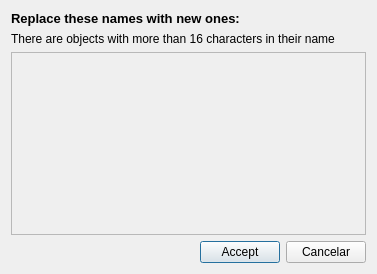
Giswater/giswater_qgis_plugin, file core/ui/shared/replace_in_file.ui: the form before one commit.
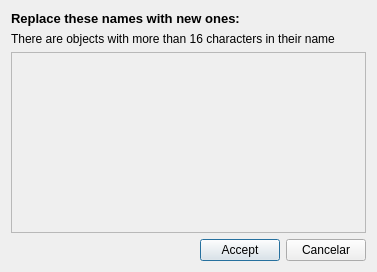
The form after the commit.

Commit message: fix(.ui files): change to GridLayout i lyt_buttons

Diff of the .ui file:
```diff
--- a/core/ui/shared/replace_in_file.ui
+++ b/core/ui/shared/replace_in_file.ui
@@ -7,7 +7,7 @@
     <x>0</x>
     <y>0</y>
     <width>377</width>
-    <height>274</height>
+    <height>272</height>
    </rect>
   </property>
   <property name="windowTitle">
@@ -73,7 +73,7 @@
         <x>0</x>
         <y>0</y>
         <width>353</width>
-        <height>162</height>
+        <height>160</height>
        </rect>
       </property>
       <layout class="QVBoxLayout" name="verticalLayout">
```
Left out of the diff: 2 changed lines with no effect on the pictures. The commit also changes 3 other files.
